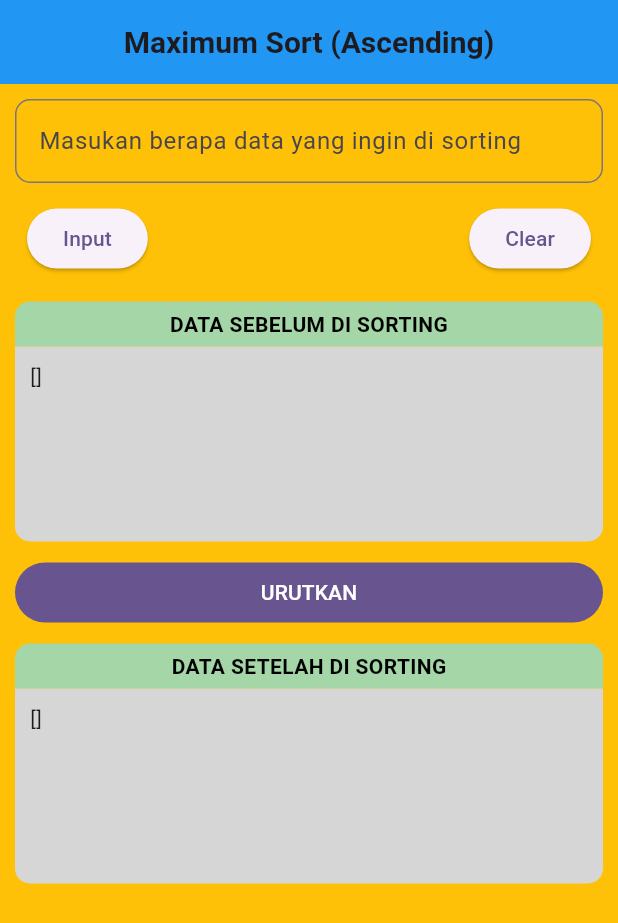
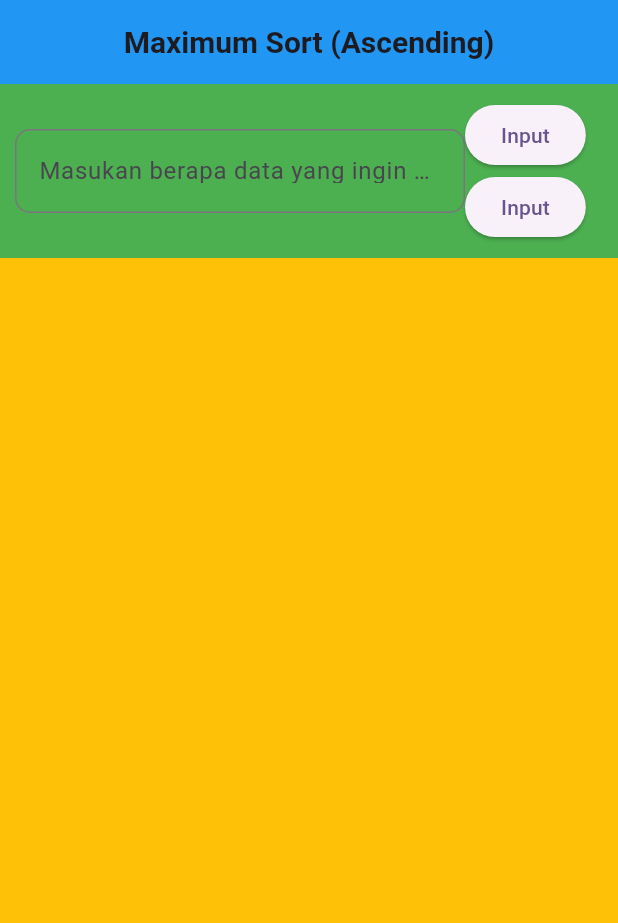
Before and after one commit to aurelioo29/UTS-FLUTTER, a Flutter app: the screen it shows after launch, on a phone screen of 412 x 824 dp. Shown: the top 923 px of the screen. Run offline on Flutter 3.47's test engine with Material 2 defaults, Android fonts, the phone set to English and light mode, and no system bars.

Commit message:
change design UI

```diff
--- a/lib/sort.dart
+++ b/lib/sort.dart
@@ -10,7 +10,7 @@ class SortPages extends StatefulWidget {
 class _SortPagesState extends State<SortPages> {
   // variabel untuk form
   final formKey = GlobalKey<FormState>();
-  TextEditingController _textController = TextEditingController();
+  final _textController = TextEditingController();
   var list = [];
   var listBeforeSorting = [];
 
@@ -70,14 +70,16 @@ class _SortPagesState extends State<SortPages> {
         backgroundColor: Colors.blue,
       ),
       body: SingleChildScrollView(
-        child: Padding(
+        child: Container(
           padding: EdgeInsets.all(10),
-          child: Form(
+          color: Colors.green,
+          child: Row(
+            children: [
+              Form(
                   key: formKey,
-            child: Column(
-              children: [
-                // Bagian Input Data Ingin Di Sorting (TAHAP 1)
-                TextFormField(
+                  child: Container(
+                    width: 300,
+                    child: TextFormField(
                       controller: _textController,
                       validator: (value) => value == null || value.isEmpty
                           ? 'Data nya masih kosong'
@@ -89,165 +91,198 @@ class _SortPagesState extends State<SortPages> {
                         ),
                       ),
                     ),
-                SizedBox(
-                  height: 5,
-                ),
-                ButtonBar(
-                  alignment: MainAxisAlignment.spaceBetween,
+                  )),
+              Column(
+                mainAxisAlignment: MainAxisAlignment.spaceBetween,
                 children: [
                   ElevatedButton(
-                      onPressed: () {
-                        setState(
-                          () {
-                            if (_textController.text.length != 0) {
-                              int data =
-                                  int.parse(_textController.text.toString());
-                              list.add(data);
-                              listBeforeSorting.add(data);
-                              _textController.text = "";
-                            } else {
-                              ScaffoldMessenger.of(context).showSnackBar(
-                                SnackBar(
-                                  backgroundColor: Colors.red,
-                                  content:
-                                      Text('Data inputan masih kosong !!!'),
-                                ),
-                              );
-                            }
-                          },
-                        );
-                      },
+                    onPressed: () {},
                     child: Text("Input"),
                   ),
                   ElevatedButton(
-                      onPressed: () {
-                        setState(
-                          () {
-                            if (list.isEmpty) {
-                              ScaffoldMessenger.of(context).showSnackBar(
-                                SnackBar(
-                                  backgroundColor: Colors.red,
-                                  content:
-                                      Text('Tidak ada data yang tersedia !!!'),
-                                ),
-                              );
-                            } else {
-                              list.clear();
-                              listBeforeSorting.clear();
-                              _textController.clear();
-                              _textController.text = "";
-                              ScaffoldMessenger.of(context).showSnackBar(
-                                SnackBar(
-                                  backgroundColor: Colors.green,
-                                  content: Text('Data berhasil di hapus !!!'),
-                                ),
-                              );
-                            }
-                          },
-                        );
-                      },
-                      child: Text("Clear"),
+                    onPressed: () {},
+                    child: Text("Input"),
                   ),
                 ],
-                ),
-                SizedBox(
-                  height: 10,
-                ),
-                Container(
-                  height: 30,
-                  width: double.infinity,
-                  child: Align(
-                    alignment: Alignment.center,
-                    child: Text(
-                      'DATA SEBELUM DI SORTING',
-                      style: TextStyle(
-                        color: Colors.black,
-                        fontWeight: FontWeight.bold,
-                      ),
-                    ),
-                  ),
-                  decoration: BoxDecoration(
-                    color: Colors.green[200],
-                    borderRadius: BorderRadius.only(
-                      topLeft: Radius.circular(10),
-                      topRight: Radius.circular(10),
-                    ),
-                  ),
-                ),
-                // Bagian Input Data Yang Sudah Di tentukan di Atas (TAHAP 2)
-                Container(
-                  child: Text('${listBeforeSorting}'),
-                  padding: EdgeInsets.all(10),
-                  height: 130,
-                  width: double.infinity,
-                  decoration: BoxDecoration(
-                    borderRadius: BorderRadius.only(
-                        bottomLeft: Radius.circular(10),
-                        bottomRight: Radius.circular(10)),
-                    color: Colors.grey[350],
-                  ),
-                ),
-                SizedBox(
-                  height: 10,
-                ),
-                Container(
-                  width: double.infinity,
-                  child: FilledButton(
-                    onPressed: () {
-                      List<int> listBeforeSorting = List.from(list);
-                      setState(() {
-                        sorting(list);
-                        // Menampilkan list sebelum diurutkan
-                        debugPrint('Sebelum sorting: ${listBeforeSorting}');
-                        // Menampilkan list setelah diurutkan
-                        debugPrint('Setelah sorting: ${list}');
-                      });
-                    },
-                    child: Text('URUTKAN'),
-                  ),
-                ),
-                SizedBox(
-                  height: 10,
-                ),
-                Container(
-                  height: 30,
-                  width: double.infinity,
-                  child: Align(
-                    alignment: Alignment.center,
-                    child: Text(
-                      'DATA SETELAH DI SORTING',
-                      style: TextStyle(
-                        color: Colors.black,
-                        fontWeight: FontWeight.bold,
-                      ),
-                    ),
-                  ),
-                  decoration: BoxDecoration(
-                    color: Colors.green[200],
-                    borderRadius: BorderRadius.only(
-                      topLeft: Radius.circular(10),
-                      topRight: Radius.circular(10),
-                    ),
-                  ),
-                ),
-                // Bagian Data Yang Sudah Di Tentukan (TAHAP 3)
-                Container(
-                  child: Text('${list}'),
-                  padding: EdgeInsets.all(10),
-                  height: 130,
-                  width: double.infinity,
-                  decoration: BoxDecoration(
-                    borderRadius: BorderRadius.only(
-                        bottomLeft: Radius.circular(10),
-                        bottomRight: Radius.circular(10)),
-                    color: Colors.grey[350],
-                  ),
-                ),
+              )
             ],
           ),
         ),
       ),
-      ),
+      // body: SingleChildScrollView(
+      //   child: Padding(
+      //     padding: EdgeInsets.all(10),
+      //     child: Form(
+      //       key: formKey,
+      //       child: Column(
+      //         children: [
+      //           // Bagian Input Data Ingin Di Sorting (TAHAP 1)
+      //           TextFormField(
+      //             controller: _textController,
+      //             validator: (value) => value == null || value.isEmpty
+      //                 ? 'Data nya masih kosong'
+      //                 : null,
+      //             decoration: InputDecoration(
+      //               labelText: "Masukan berapa data yang ingin di sorting",
+      //               border: OutlineInputBorder(
+      //                 borderRadius: BorderRadius.circular(10),
+      //               ),
+      //             ),
+      //           ),
+      //           SizedBox(
+      //             height: 5,
+      //           ),
+      //           Row(
+      //             mainAxisAlignment: MainAxisAlignment.spaceBetween,
+      //             children: [
+      //               ElevatedButton(
+      //                 onPressed: () {
+      //                   setState(() {
+      //                     if (_textController.text.length != 0) {
+      //                       int data =
+      //                           int.parse(_textController.text.toString());
+      //                       list.add(data);
+      //                       listBeforeSorting.add(data);
+      //                       _textController.text = "";
+      //                     } else {
+      //                       ScaffoldMessenger.of(context).showSnackBar(
+      //                         SnackBar(
+      //                           backgroundColor: Colors.red,
+      //                           content: Text('Data inputan masih kosong !!!'),
+      //                         ),
+      //                       );
+      //                     }
+      //                   });
+      //                 },
+      //                 child: Text("Input"),
+      //               ),
+      //               ElevatedButton(
+      //                 onPressed: () {
+      //                   setState(() {
+      //                     if (list.isEmpty) {
+      //                       ScaffoldMessenger.of(context).showSnackBar(
+      //                         SnackBar(
+      //                           backgroundColor: Colors.red,
+      //                           content:
+      //                               Text('Tidak ada data yang tersedia !!!'),
+      //                         ),
+      //                       );
+      //                     } else {
+      //                       list.clear();
+      //                       listBeforeSorting.clear();
+      //                       _textController.clear();
+      //                       _textController.text = "";
+      //                       ScaffoldMessenger.of(context).showSnackBar(
+      //                         SnackBar(
+      //                           backgroundColor: Colors.green,
+      //                           content: Text('Data berhasil dihapus !!!'),
+      //                         ),
+      //                       );
+      //                     }
+      //                   });
+      //                 },
+      //                 child: Text("Clear"),
+      //               ),
+      //             ],
+      //           ),
+      //           SizedBox(
+      //             height: 10,
+      //           ),
+      //           Container(
+      //             height: 30,
+      //             width: double.infinity,
+      //             child: Align(
+      //               alignment: Alignment.center,
+      //               child: Text(
+      //                 'DATA SEBELUM DI SORTING',
+      //                 style: TextStyle(
+      //                   color: Colors.black,
+      //                   fontWeight: FontWeight.bold,
+      //                 ),
+      //               ),
+      //             ),
+      //             decoration: BoxDecoration(
+      //               color: Colors.green[200],
+      //               borderRadius: BorderRadius.only(
+      //                 topLeft: Radius.circular(10),
+      //                 topRight: Radius.circular(10),
+      //               ),
+      //             ),
+      //           ),
+      //           // Bagian Input Data Yang Sudah Di tentukan di Atas (TAHAP 2)
+      //           Container(
+      //             child: Text('${listBeforeSorting}'),
+      //             padding: EdgeInsets.all(10),
+      //             height: 130,
+      //             width: double.infinity,
+      //             decoration: BoxDecoration(
+      //               borderRadius: BorderRadius.only(
+      //                   bottomLeft: Radius.circular(10),
+      //                   bottomRight: Radius.circular(10)),
+      //               color: Colors.grey[350],
+      //             ),
+      //           ),
+      //           SizedBox(
+      //             height: 10,
+      //           ),
+      //           Container(
+      //             width: double.infinity,
+      //             child: FilledButton(
+      //               onPressed: () {
+      //                 List<int> listBeforeSorting = List.from(list);
+      //                 setState(() {
+      //                   sorting(list);
+      //                   // Menampilkan list sebelum diurutkan
+      //                   debugPrint('Sebelum sorting: ${listBeforeSorting}');
+      //                   // Menampilkan list setelah diurutkan
+      //                   debugPrint('Setelah sorting: ${list}');
+      //                 });
+      //               },
+      //               child: Text('URUTKAN'),
+      //             ),
+      //           ),
+      //           SizedBox(
+      //             height: 10,
+      //           ),
+      //           Container(
+      //             height: 30,
+      //             width: double.infinity,
+      //             child: Align(
+      //               alignment: Alignment.center,
+      //               child: Text(
+      //                 'DATA SETELAH DI SORTING',
+      //                 style: TextStyle(
+      //                   color: Colors.black,
+      //                   fontWeight: FontWeight.bold,
+      //                 ),
+      //               ),
+      //             ),
+      //             decoration: BoxDecoration(
+      //               color: Colors.green[200],
+      //               borderRadius: BorderRadius.only(
+      //                 topLeft: Radius.circular(10),
+      //                 topRight: Radius.circular(10),
+      //               ),
+      //             ),
+      //           ),
+      //           // Bagian Data Yang Sudah Di Tentukan (TAHAP 3)
+      //           Container(
+      //             child: Text('${list}'),
+      //             padding: EdgeInsets.all(10),
+      //             height: 130,
+      //             width: double.infinity,
+      //             decoration: BoxDecoration(
+      //               borderRadius: BorderRadius.only(
+      //                   bottomLeft: Radius.circular(10),
+      //                   bottomRight: Radius.circular(10)),
+      //               color: Colors.grey[350],
+      //             ),
+      //           ),
+      //         ],
+      //       ),
+      //     ),
+      //   ),
+      // ),
     );
   }
 }
```
Also changed, not shown: lib/contoh.dart (+156 -156 lines). Lines whose indentation alone changed are shown as unchanged.
